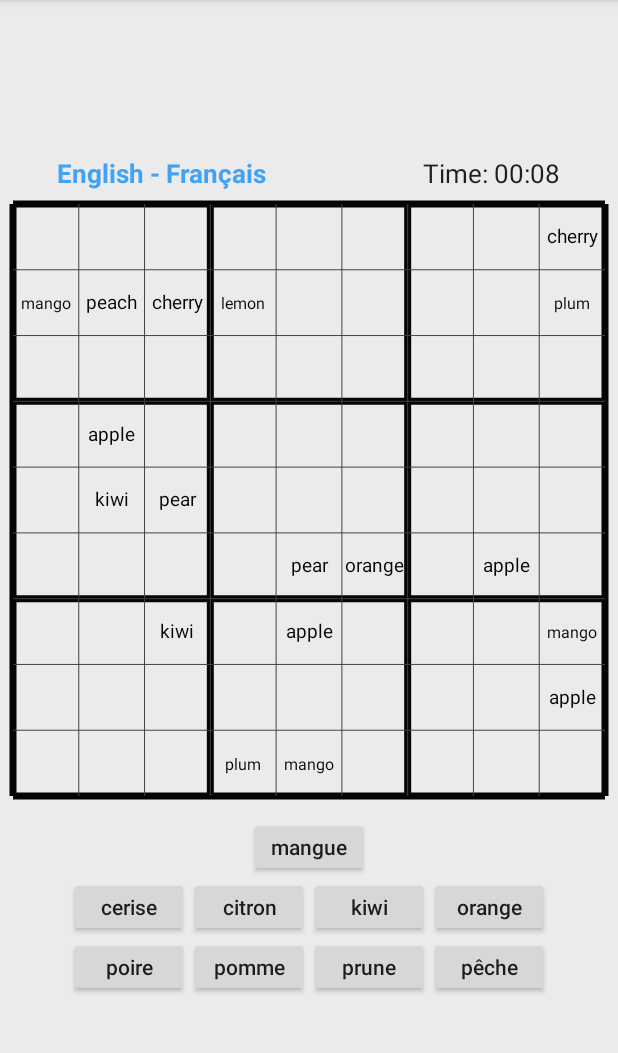
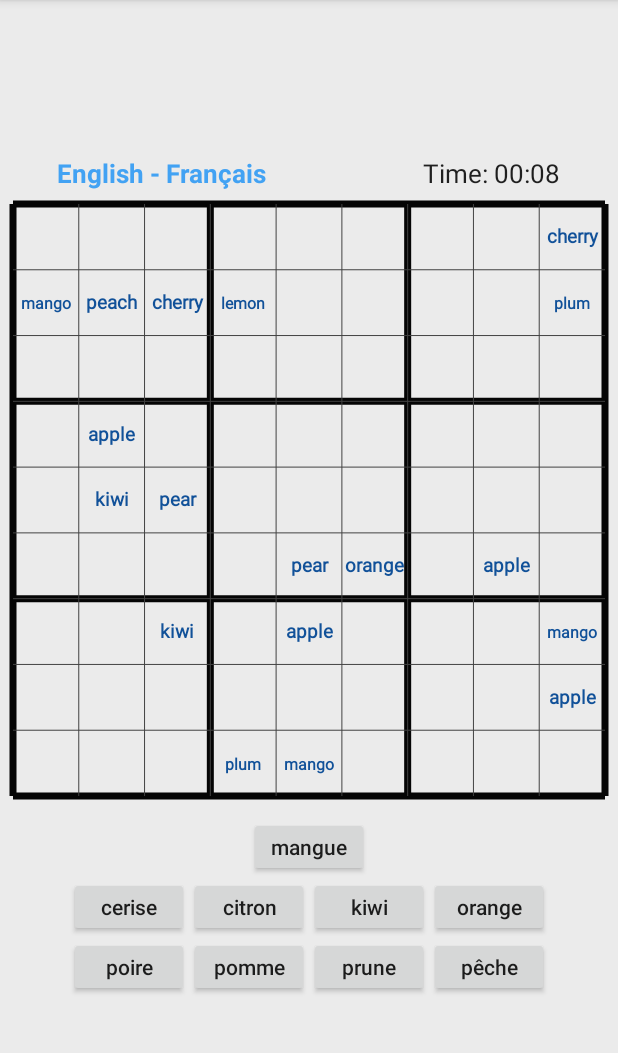
Before and after one commit to Huasenberg/Sudoku-Vocabulary, an Android app: the screen it shows after launch (MainActivity), on a phone screen of 412 x 824 dp, the part 84-1137 px from its top. Run offline under Robolectric (Android 15) with nearby library versions, the phone set to English and light mode, and no system bars.

Commit message:
Add: Pre-filled words are boldly displayed

```diff
--- a/app/src/main/java/ca/cmpt276theta/sudokuvocabulary/GameMain.java
+++ b/app/src/main/java/ca/cmpt276theta/sudokuvocabulary/GameMain.java
@@ -1,6 +1,5 @@
 package ca.cmpt276theta.sudokuvocabulary;
 
-import android.content.Context;
 import android.util.Pair;
 import android.widget.Button;
 import android.widget.Toast;
@@ -11,7 +10,6 @@ public class GameMain {
     private int mPositionY;
     private GameData mGameData;
     private GameView mGameView;
-    private Context context;
 
     public GameMain(GameView view) {
         mGameView = view;
@@ -38,10 +36,6 @@ public class GameMain {
         mPositionY = y;
     }
 
-    public void setContext(Context context) {
-        this.context = context;
-    }
-
     public void fillWord(Button button) {
         Pair<String, String> buttonContent = new Pair<>((String)button.getTag(), (String)button.getText());
         mPositionX = mGameView.getTouchPositionX();
@@ -49,7 +43,7 @@ public class GameMain {
         if(mPositionX < 0 || mPositionX > 8 || mPositionY < 0 || mPositionY > 8)
             return;
         else if(mGameData.getmPuzzle(mPositionY, mPositionX) != 0) {
-            Toast.makeText(context, "Can't fill in pre-filled cell", Toast.LENGTH_SHORT).show();
+            Toast.makeText(mGameView.getContext(), "Can't fill in pre-filled cell", Toast.LENGTH_SHORT).show();
             return;
         }
         mGameData.setGridContent(buttonContent, mPositionY, mPositionX);
--- a/app/src/main/java/ca/cmpt276theta/sudokuvocabulary/GameView.java
+++ b/app/src/main/java/ca/cmpt276theta/sudokuvocabulary/GameView.java
@@ -20,6 +20,7 @@ public class GameView extends View {
         mTouchPositionX = -1;
         mTouchPositionY = -1;
     }
+
 
     public void setGameData(GameData gameData) {
         this.mGameData = gameData;
@@ -132,7 +133,6 @@ public class GameView extends View {
 
     private void drawWord(Canvas canvas) {
         Paint wordPaint = new Paint();
-        wordPaint.setColor(getResources().getColor(R.color.border));
         wordPaint.setAntiAlias(true);
         wordPaint.setTextAlign(Paint.Align.CENTER);
         wordPaint.setTextSize(mGridWidth * 0.25f);
@@ -141,11 +141,18 @@ public class GameView extends View {
         for(int i = 0; i < 9; i++) {
             for(int j = 0; j < 9; j++) {
                 String word = mGameData.getGridContent(i,j).second;
+                wordPaint.setColor(getResources().getColor(R.color.border));
+                wordPaint.setFakeBoldText(false);
                 if(word.length() < 7 && (!word.contains("m")))
                     wordPaint.setTextSize(mGridWidth * 0.29f);
                 else
                     wordPaint.setTextSize(mGridWidth * 0.25f);
-                canvas.drawText(mGameData.getGridContent(i,j).second, mTableMargin + (j * mGridWidth + x), mTableMargin + (i * mGridWidth + y), wordPaint);
+                if(mGameData.getmPuzzle(i,j) != 0) {
+                    wordPaint.setColor(getResources().getColor(R.color.preFilledWord));
+                    wordPaint.setFakeBoldText(true);
+                }
+
+                canvas.drawText(word, mTableMargin + (j * mGridWidth + x), mTableMargin + (i * mGridWidth + y), wordPaint);
             }
         }
     }
--- a/app/src/main/java/ca/cmpt276theta/sudokuvocabulary/MainActivity.java
+++ b/app/src/main/java/ca/cmpt276theta/sudokuvocabulary/MainActivity.java
@@ -19,7 +19,6 @@ public class MainActivity extends AppCompatActivity {
         FrameLayout gameLayout = findViewById(R.id.gameLayout);
         GameView gameView = new GameView(this);
         final GameMain gameMain = new GameMain(gameView);
-        gameMain.setContext(this);
         gameView.setGameData(gameMain.getGameData());
         gameLayout.addView(gameView);
 
@@ -53,7 +52,5 @@ public class MainActivity extends AppCompatActivity {
         ch.start();
     }
 
-    public static void main(String[] args) {
 
-    }
 }
--- a/app/src/main/res/values/colors.xml
+++ b/app/src/main/res/values/colors.xml
@@ -8,4 +8,5 @@
     <color name="subgrid">#424242</color>
     <color name="highlightRec">#3295F0</color>
     <color name="conflict">#E27C7C</color>
+    <color name="preFilledWord">#115199</color>
 </resources>
--- a/app/src/main/res/values/strings.xml
+++ b/app/src/main/res/values/strings.xml
@@ -10,8 +10,4 @@
     <string name="mangue">mangue</string>
     <string name="prune">prune</string>
 
-
-
-
-
 </resources>
```
